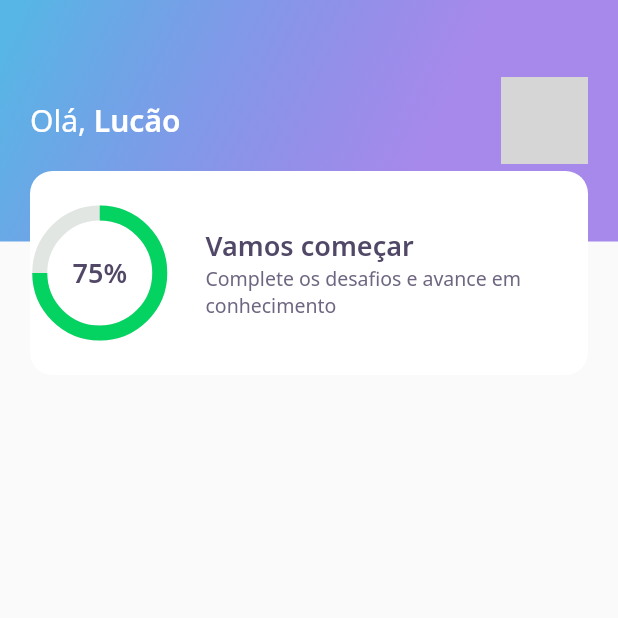
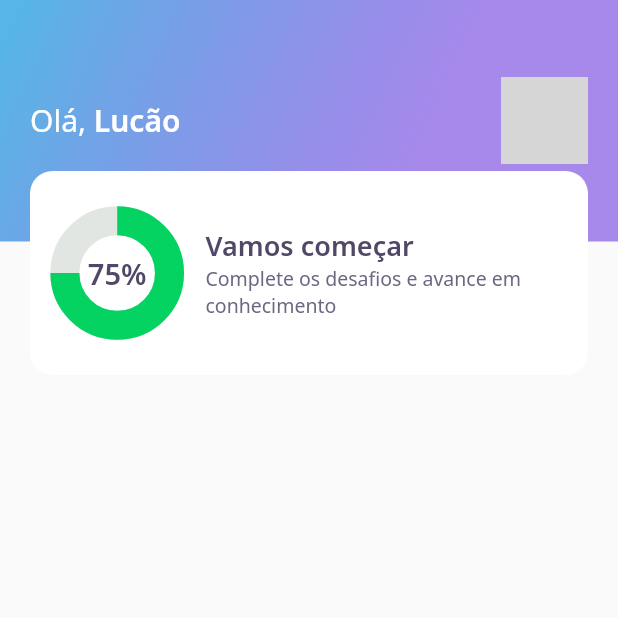
Before and after one commit to lucasew/DevQuiz-nlw5, a Flutter app: the screen it shows after launch, on a phone screen of 412 x 824 dp, the top half of it. Run offline on Flutter 3.47's test engine with Material 2 defaults, Android fonts, the phone set to English and light mode, and no system bars; our stand-ins replace google_fonts, wakelock; network calls fail; grey boxes are pictures that could not be loaded.

Commit message:
mexi no layout do gráfico, no desktop tava bugado
Signed-off-by: lucasew <lucas59356@gmail.com>

```diff
--- a/lib/home/widgets/chart/chart_widget.dart
+++ b/lib/home/widgets/chart/chart_widget.dart
@@ -6,21 +6,23 @@ class ChartWidget extends StatelessWidget {
 
   @override
   Widget build(BuildContext context) {
-    return Container(
-        height: 80,
-        width: 80,
-        child: Stack(children: [
+    return ConstrainedBox(
+        constraints: BoxConstraints(maxHeight: 80, maxWidth: 80),
+        child: FittedBox(
+            child: Padding(
+                padding: EdgeInsets.only(left: 12),
+                child: Stack(
+                    fit: StackFit.loose,
+                    alignment: Alignment.center,
+                    children: [
                       Center(
-              child: Container(
-                  height: 80,
-                  width: 80,
                           child: CircularProgressIndicator(
                               strokeWidth: 10,
                               value: .75,
                               backgroundColor: AppColors.chartSecondary,
                               valueColor: AlwaysStoppedAnimation<Color>(
-                          AppColors.chartPrimary)))),
-          Center(child: Text("75%", style: AppTextStyles.heading))
-        ]));
+                                  AppColors.chartPrimary))),
+                      Center(child: Text("75%", style: AppTextStyles.heading.merge(TextStyle(fontSize: 10))))
+                    ]))));
   }
 }
```
Lines whose indentation alone changed are shown as unchanged.
